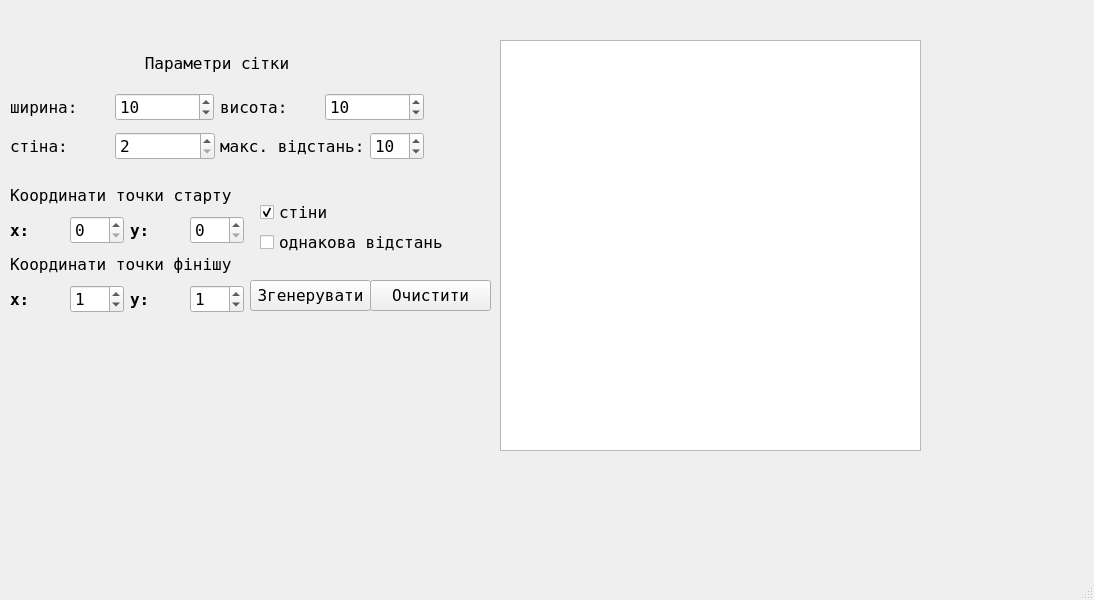
TheLagos/course_project, file mainwindow.ui: the form before one commit.
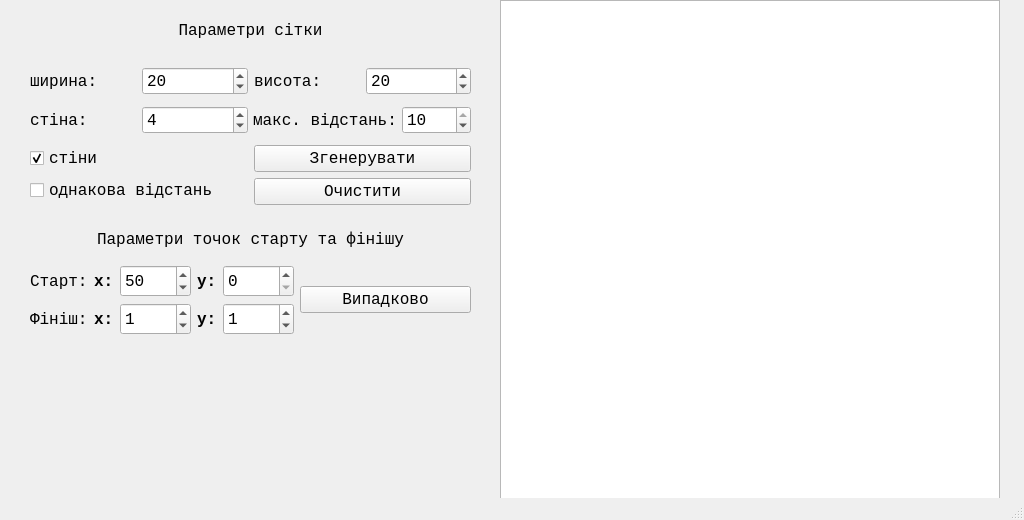
The form after the commit.

Patch:
```diff
--- a/mainwindow.ui
+++ b/mainwindow.ui
@@ -6,10 +6,22 @@
    <rect>
     <x>0</x>
     <y>0</y>
-    <width>1094</width>
-    <height>600</height>
+    <width>1024</width>
+    <height>520</height>
    </rect>
   </property>
+  <property name="minimumSize">
+   <size>
+    <width>1024</width>
+    <height>520</height>
+   </size>
+  </property>
+  <property name="maximumSize">
+   <size>
+    <width>1024</width>
+    <height>520</height>
+   </size>
+  </property>
   <property name="windowTitle">
    <string>MainWindow</string>
   </property>
@@ -18,263 +30,283 @@
     <property name="geometry">
      <rect>
       <x>500</x>
-      <y>40</y>
-      <width>421</width>
-      <height>411</height>
+      <y>0</y>
+      <width>500</width>
+      <height>500</height>
      </rect>
     </property>
    </widget>
-   <widget class="QCheckBox" name="walls">
+   <widget class="QWidget" name="layoutWidget">
     <property name="geometry">
      <rect>
-      <x>260</x>
-      <y>200</y>
-      <width>92</width>
-      <height>25</height>
+      <x>30</x>
+      <y>0</y>
+      <width>441</width>
+      <height>205</height>
      </rect>
     </property>
     <property name="font">
      <font>
-      <family>Fixedsys</family>
-      <pointsize>12</pointsize>
+      <family>Consolas</family>
      </font>
     </property>
-    <property name="text">
-     <string>стіни</string>
-    </property>
-    <property name="checked">
-     <bool>true</bool>
-    </property>
-   </widget>
-   <widget class="QCheckBox" name="same_distance">
-    <property name="geometry">
-     <rect>
-      <x>260</x>
-      <y>230</y>
-      <width>201</width>
-      <height>25</height>
-     </rect>
-    </property>
-    <property name="font">
-     <font>
-      <family>Fixedsys</family>
-      <pointsize>12</pointsize>
-     </font>
-    </property>
-    <property name="text">
-     <string>однакова відстань</string>
-    </property>
-    <property name="checked">
-     <bool>false</bool>
-    </property>
-   </widget>
-   <widget class="QPushButton" name="generate_button">
-    <property name="geometry">
-     <rect>
-      <x>250</x>
-      <y>280</y>
-      <width>121</width>
-      <height>31</height>
-     </rect>
-    </property>
-    <property name="font">
-     <font>
-      <family>Fixedsys</family>
-      <pointsize>12</pointsize>
-     </font>
-    </property>
-    <property name="text">
-     <string>Згенерувати</string>
-    </property>
-   </widget>
-   <widget class="QPushButton" name="clear_button">
-    <property name="geometry">
-     <rect>
-      <x>370</x>
-      <y>280</y>
-      <width>121</width>
-      <height>31</height>
-     </rect>
-    </property>
-    <property name="font">
-     <font>
-      <family>Fixedsys</family>
-      <pointsize>12</pointsize>
-     </font>
-    </property>
-    <property name="text">
-     <string>Очистити</string>
-    </property>
-   </widget>
-   <widget class="QWidget" name="">
-    <property name="geometry">
-     <rect>
-      <x>10</x>
-      <y>180</y>
-      <width>234</width>
-      <height>133</height>
-     </rect>
-    </property>
-    <layout class="QVBoxLayout" name="verticalLayout_7">
+    <layout class="QVBoxLayout" name="verticalLayout_2">
      <item>
-      <layout class="QVBoxLayout" name="verticalLayout">
+      <layout class="QVBoxLayout" name="verticalLayout_10">
        <item>
-        <widget class="QLabel" name="start_coords_label">
-         <property name="font">
-          <font>
-           <family>Fixedsys</family>
-           <pointsize>12</pointsize>
-           <italic>false</italic>
-           <bold>false</bold>
-          </font>
-         </property>
-         <property name="text">
-          <string>Координати точки старту</string>
-         </property>
-        </widget>
-       </item>
-       <item>
-        <layout class="QHBoxLayout" name="horizontalLayout_3">
+        <layout class="QVBoxLayout" name="verticalLayout_3">
          <item>
-          <layout class="QHBoxLayout" name="horizontalLayout_2">
+          <widget class="QLabel" name="grid_params_label">
+           <property name="font">
+            <font>
+             <family>Consolas</family>
+             <pointsize>12</pointsize>
+             <italic>false</italic>
+             <bold>false</bold>
+            </font>
+           </property>
+           <property name="text">
+            <string>Параметри сітки</string>
+           </property>
+           <property name="alignment">
+            <set>Qt::AlignmentFlag::AlignCenter</set>
+           </property>
+          </widget>
+         </item>
+         <item>
+          <layout class="QHBoxLayout" name="horizontalLayout_18">
            <item>
-            <widget class="QLabel" name="start_x_label">
-             <property name="font">
-              <font>
-               <family>Fixedsys</family>
-               <pointsize>12</pointsize>
-               <italic>false</italic>
-               <bold>true</bold>
-              </font>
-             </property>
-             <property name="text">
-              <string>x:</string>
-             </property>
-            </widget>
+            <layout class="QHBoxLayout" name="horizontalLayout_13">
+             <item>
+              <widget class="QLabel" name="grid_width_label">
+               <property name="font">
+                <font>
+                 <family>Consolas</family>
+                 <pointsize>12</pointsize>
+                 <italic>false</italic>
+                 <bold>false</bold>
+                </font>
+               </property>
+               <property name="text">
+                <string>ширина:</string>
+               </property>
+              </widget>
+             </item>
+             <item>
+              <widget class="QSpinBox" name="grid_width">
+               <property name="font">
+                <font>
+                 <family>Consolas</family>
+                 <pointsize>12</pointsize>
+                </font>
+               </property>
+               <property name="minimum">
+                <number>3</number>
+               </property>
+               <property name="maximum">
+                <number>50</number>
+               </property>
+               <property name="value">
+                <number>20</number>
+               </property>
+              </widget>
+             </item>
+            </layout>
            </item>
            <item>
-            <widget class="QSpinBox" name="start_x">
-             <property name="font">
-              <font>
-               <family>Fixedsys</family>
-               <pointsize>12</pointsize>
-              </font>
-             </property>
-            </widget>
+            <layout class="QHBoxLayout" name="horizontalLayout_14">
+             <item>
+              <widget class="QLabel" name="grid_height_label">
+               <property name="font">
+                <font>
+                 <family>Consolas</family>
+                 <pointsize>12</pointsize>
+                 <italic>false</italic>
+                 <bold>false</bold>
+                </font>
+               </property>
+               <property name="text">
+                <string>висота:</string>
+               </property>
+              </widget>
+             </item>
+             <item>
+              <widget class="QSpinBox" name="grid_height">
+               <property name="font">
+                <font>
+                 <family>Consolas</family>
+                 <pointsize>12</pointsize>
+                </font>
+               </property>
+               <property name="minimum">
+                <number>3</number>
+               </property>
+               <property name="maximum">
+                <number>50</number>
+               </property>
+               <property name="value">
+                <number>20</number>
+               </property>
+              </widget>
+             </item>
+            </layout>
            </item>
           </layout>
          </item>
          <item>
-          <layout class="QHBoxLayout" name="horizontalLayout">
+          <layout class="QHBoxLayout" name="horizontalLayout_17">
+           <property name="spacing">
+            <number>5</number>
+           </property>
+           <property name="topMargin">
+            <number>5</number>
+           </property>
+           <property name="bottomMargin">
+            <number>5</number>
+           </property>
            <item>
-            <widget class="QLabel" name="start_y_label">
-             <property name="font">
-              <font>
-               <family>Fixedsys</family>
-               <pointsize>12</pointsize>
-               <italic>false</italic>
-               <bold>true</bold>
-              </font>
-             </property>
-             <property name="text">
-              <string>y:</string>
-             </property>
-            </widget>
+            <layout class="QHBoxLayout" name="horizontalLayout_15">
+             <item>
+              <widget class="QLabel" name="wall_chance_label">
+               <property name="font">
+                <font>
+                 <family>Consolas</family>
+                 <pointsize>12</pointsize>
+                 <italic>false</italic>
+                 <bold>false</bold>
+                </font>
+               </property>
+               <property name="text">
+                <string>стіна:</string>
+               </property>
+              </widget>
+             </item>
+             <item>
+              <widget class="QSpinBox" name="wall_chance">
+               <property name="font">
+                <font>
+                 <family>Consolas</family>
+                 <pointsize>12</pointsize>
+                </font>
+               </property>
+               <property name="minimum">
+                <number>3</number>
+               </property>
+               <property name="maximum">
+                <number>10</number>
+               </property>
+               <property name="value">
+                <number>4</number>
+               </property>
+              </widget>
+             </item>
+            </layout>
            </item>
            <item>
-            <widget class="QSpinBox" name="start_y">
-             <property name="font">
-              <font>
-               <family>Fixedsys</family>
-               <pointsize>12</pointsize>
-              </font>
-             </property>
-            </widget>
+            <layout class="QHBoxLayout" name="horizontalLayout_16">
+             <item>
+              <widget class="QLabel" name="max_dist_label">
+               <property name="font">
+                <font>
+                 <family>Consolas</family>
+                 <pointsize>12</pointsize>
+                 <italic>false</italic>
+                 <bold>false</bold>
+                </font>
+               </property>
+               <property name="text">
+                <string>макс. відстань:</string>
+               </property>
+              </widget>
+             </item>
+             <item>
+              <widget class="QSpinBox" name="max_distance">
+               <property name="font">
+                <font>
+                 <family>Consolas</family>
+                 <pointsize>12</pointsize>
+                </font>
+               </property>
+               <property name="minimum">
+                <number>1</number>
+               </property>
+               <property name="maximum">
+                <number>10</number>
+               </property>
+               <property name="value">
+                <number>10</number>
+               </property>
+              </widget>
+             </item>
+            </layout>
            </item>
           </layout>
          </item>
         </layout>
        </item>
-      </layout>
-     </item>
-     <item>
-      <layout class="QVBoxLayout" name="verticalLayout_2">
        <item>
-        <widget class="QLabel" name="finish_coords_label">
-         <property name="font">
-          <font>
-           <family>Fixedsys</family>
-           <pointsize>12</pointsize>
-           <italic>false</italic>
-           <bold>false</bold>
-          </font>
-         </property>
-         <property name="text">
-          <string>Координати точки фінішу</string>
-         </property>
-        </widget>
-       </item>
-       <item>
-        <layout class="QHBoxLayout" name="horizontalLayout_4">
+        <layout class="QHBoxLayout" name="horizontalLayout_19">
          <item>
-          <layout class="QHBoxLayout" name="horizontalLayout_5">
+          <layout class="QVBoxLayout" name="verticalLayout_8">
            <item>
-            <widget class="QLabel" name="finish_x_label">
+            <widget class="QCheckBox" name="walls">
              <property name="font">
               <font>
-               <family>Fixedsys</family>
+               <family>Consolas</family>
                <pointsize>12</pointsize>
-               <italic>false</italic>
-               <bold>true</bold>
               </font>
              </property>
              <property name="text">
-              <string>x:</string>
+              <string>стіни</string>
+             </property>
+             <property name="checked">
+              <bool>true</bool>
              </property>
             </widget>
            </item>
            <item>
-            <widget class="QSpinBox" name="finish_x">
+            <widget class="QCheckBox" name="same_distance">
              <property name="font">
               <font>
-               <family>Fixedsys</family>
+               <family>Consolas</family>
                <pointsize>12</pointsize>
               </font>
              </property>
-             <property name="value">
-              <number>1</number>
+             <property name="text">
+              <string>однакова відстань</string>
+             </property>
+             <property name="checked">
+              <bool>false</bool>
              </property>
             </widget>
            </item>
           </layout>
          </item>
          <item>
-          <layout class="QHBoxLayout" name="horizontalLayout_6">
+          <layout class="QVBoxLayout" name="verticalLayout_9">
            <item>
-            <widget class="QLabel" name="finish_y_label">
+            <widget class="QPushButton" name="generate_button">
              <property name="font">
               <font>
-               <family>Fixedsys</family>
+               <family>Consolas</family>
                <pointsize>12</pointsize>
-               <italic>false</italic>
-               <bold>true</bold>
               </font>
              </property>
              <property name="text">
-              <string>y:</string>
+              <string>Згенерувати</string>
              </property>
             </widget>
            </item>
            <item>
-            <widget class="QSpinBox" name="finish_y">
+            <widget class="QPushButton" name="clear_button">
              <property name="font">
               <font>
-               <family>Fixedsys</family>
+               <family>Consolas</family>
                <pointsize>12</pointsize>
               </font>
              </property>
-             <property name="value">
-              <number>1</number>
+             <property name="text">
+              <string>Очистити</string>
              </property>
             </widget>
            </item>
@@ -286,28 +318,28 @@
      </item>
     </layout>
    </widget>
-   <widget class="QWidget" name="">
+   <widget class="QWidget" name="layoutWidget">
     <property name="geometry">
      <rect>
-      <x>10</x>
-      <y>40</y>
-      <width>414</width>
-      <height>125</height>
+      <x>30</x>
+      <y>220</y>
+      <width>441</width>
+      <height>115</height>
      </rect>
     </property>
-    <layout class="QVBoxLayout" name="verticalLayout_3">
+    <layout class="QVBoxLayout" name="verticalLayout_4">
      <item>
-      <widget class="QLabel" name="grid_params_label">
+      <widget class="QLabel" name="start_coords_label">
        <property name="font">
         <font>
-         <family>Fixedsys</family>
+         <family>Consolas</family>
          <pointsize>12</pointsize>
          <italic>false</italic>
          <bold>false</bold>
         </font>
        </property>
        <property name="text">
-        <string>Параметри сітки</string>
+        <string>Параметри точок старту та фінішу</string>
        </property>
        <property name="alignment">
         <set>Qt::AlignmentFlag::AlignCenter</set>
@@ -315,168 +347,234 @@
       </widget>
      </item>
      <item>
-      <layout class="QHBoxLayout" name="horizontalLayout_18">
+      <layout class="QHBoxLayout" name="horizontalLayout">
        <item>
-        <layout class="QHBoxLayout" name="horizontalLayout_13">
+        <layout class="QVBoxLayout" name="verticalLayout">
          <item>
-          <widget class="QLabel" name="grid_width_label">
-           <property name="font">
-            <font>
-             <family>Fixedsys</family>
-             <pointsize>12</pointsize>
-             <italic>false</italic>
-             <bold>false</bold>
-            </font>
-           </property>
-           <property name="text">
-            <string>ширина:</string>
-           </property>
-          </widget>
+          <layout class="QHBoxLayout" name="horizontalLayout_10">
+           <item>
+            <widget class="QLabel" name="finish_coords_label">
+             <property name="font">
+              <font>
+               <family>Consolas</family>
+               <pointsize>12</pointsize>
+               <italic>false</italic>
+               <bold>false</bold>
+              </font>
+             </property>
+             <property name="text">
+              <string>Старт:</string>
+             </property>
+            </widget>
+           </item>
+           <item>
+            <layout class="QHBoxLayout" name="horizontalLayout_8">
+             <item>
+              <widget class="QLabel" name="start_x_label">
+               <property name="font">
+                <font>
+                 <family>Consolas</family>
+                 <pointsize>12</pointsize>
+                 <italic>false</italic>
+                 <bold>true</bold>
+                </font>
+               </property>
+               <property name="text">
+                <string>x:</string>
+               </property>
+              </widget>
+             </item>
+             <item>
+              <widget class="QSpinBox" name="start_x">
+               <property name="minimumSize">
+                <size>
+                 <width>71</width>
+                 <height>32</height>
+                </size>
+               </property>
+               <property name="maximumSize">
+                <size>
+                 <width>71</width>
+                 <height>32</height>
+                </size>
+               </property>
+               <property name="font">
+                <font>
+                 <family>Consolas</family>
+                 <pointsize>12</pointsize>
+                </font>
+               </property>
+               <property name="value">
+                <number>50</number>
+               </property>
+              </widget>
+             </item>
+            </layout>
+           </item>
+           <item>
+            <layout class="QHBoxLayout" name="horizontalLayout_9">
+             <item>
+              <widget class="QLabel" name="start_y_label">
+               <property name="font">
+                <font>
+                 <family>Consolas</family>
+                 <pointsize>12</pointsize>
+                 <italic>false</italic>
+                 <bold>true</bold>
+                </font>
+               </property>
+               <property name="text">
+                <string>y:</string>
+               </property>
+              </widget>
+             </item>
+             <item>
+              <widget class="QSpinBox" name="start_y">
+               <property name="minimumSize">
+                <size>
+                 <width>71</width>
+                 <height>32</height>
+                </size>
+               </property>
+               <property name="maximumSize">
+                <size>
+                 <width>71</width>
+                 <height>32</height>
+                </size>
+               </property>
+               <property name="font">
+                <font>
+                 <family>Consolas</family>
+                 <pointsize>12</pointsize>
+                </font>
+               </property>
+              </widget>
+             </item>
+            </layout>
+           </item>
+          </layout>
          </item>
          <item>
-          <widget class="QSpinBox" name="grid_width">
-           <property name="font">
-            <font>
-             <family>Fixedsys</family>
-             <pointsize>12</pointsize>
-            </font>
-           </property>
-           <property name="minimum">
-            <number>1</number>
-           </property>
-           <property name="maximum">
-            <number>100</number>
-           </property>
-           <property name="value">
-            <number>10</number>
-           </property>
-          </widget>
+          <layout class="QHBoxLayout" name="horizontalLayout_22">
+           <item>
+            <widget class="QLabel" name="finish_coords_label_3">
+             <property name="font">
+              <font>
+               <family>Consolas</family>
+               <pointsize>12</pointsize>
+               <italic>false</italic>
+               <bold>false</bold>
+              </font>
+             </property>
+             <property name="text">
+              <string>Фініш:</string>
+             </property>
+            </widget>
+           </item>
+           <item>
+            <layout class="QHBoxLayout" name="horizontalLayout_11">
+             <item>
+              <widget class="QLabel" name="finish_x_label">
+               <property name="font">
+                <font>
+                 <family>Consolas</family>
+                 <pointsize>12</pointsize>
+                 <italic>false</italic>
+                 <bold>true</bold>
+                </font>
+               </property>
+               <property name="text">
+                <string>x:</string>
+               </property>
+              </widget>
+             </item>
+             <item>
+              <widget class="QSpinBox" name="finish_x">
+               <property name="minimumSize">
+                <size>
+                 <width>71</width>
+                 <height>32</height>
+                </size>
+               </property>
+               <property name="maximumSize">
+                <size>
+                 <width>71</width>
+                 <height>32</height>
+                </size>
+               </property>
+               <property name="font">
+                <font>
+                 <family>Consolas</family>
+                 <pointsize>12</pointsize>
+                </font>
+               </property>
+               <property name="value">
+                <number>1</number>
+               </property>
+              </widget>
+             </item>
+            </layout>
+           </item>
+           <item>
+            <layout class="QHBoxLayout" name="horizontalLayout_12">
+             <item>
+              <widget class="QLabel" name="finish_y_label">
+               <property name="font">
+                <font>
+                 <family>Consolas</family>
+                 <pointsize>12</pointsize>
+                 <italic>false</italic>
+                 <bold>true</bold>
+                </font>
+               </property>
+               <property name="text">
+                <string>y:</string>
+               </property>
+              </widget>
+             </item>
+             <item>
+              <widget class="QSpinBox" name="finish_y">
+               <property name="minimumSize">
+                <size>
+                 <width>71</width>
+                 <height>32</height>
+                </size>
+               </property>
+               <property name="maximumSize">
+                <size>
+                 <width>71</width>
+                 <height>32</height>
+                </size>
+               </property>
+               <property name="font">
+                <font>
+                 <family>Consolas</family>
+                 <pointsize>12</pointsize>
+                </font>
+               </property>
+               <property name="value">
+                <number>1</number>
+               </property>
+              </widget>
+             </item>
+            </layout>
+           </item>
+          </layout>
          </item>
         </layout>
        </item>
        <item>
-        <layout class="QHBoxLayout" name="horizontalLayout_14">
-         <item>
-          <widget class="QLabel" name="grid_height_label">
-           <property name="font">
-            <font>
-             <family>Fixedsys</family>
-             <pointsize>12</pointsize>
-             <italic>false</italic>
-             <bold>false</bold>
-            </font>
-           </property>
-           <property name="text">
-            <string>висота:</string>
-           </property>
-          </widget>
-         </item>
-         <item>
-          <widget class="QSpinBox" name="grid_height">
-           <property name="font">
-            <font>
-             <family>Fixedsys</family>
-             <pointsize>12</pointsize>
-            </font>
-           </property>
-           <property name="minimum">
-            <number>1</number>
-           </property>
-           <property name="maximum">
-            <number>100</number>
-           </property>
-           <property name="value">
-            <number>10</number>
-           </property>
-          </widget>
-         </item>
-        </layout>
-       </item>
-      </layout>
-     </item>
-     <item>
-      <layout class="QHBoxLayout" name="horizontalLayout_17">
-       <property name="spacing">
-        <number>5</number>
-       </property>
-       <property name="topMargin">
-        <number>5</number>
-       </property>
-       <property name="bottomMargin">
-        <number>5</number>
-       </property>
-       <item>
-        <layout class="QHBoxLayout" name="horizontalLayout_15">
-         <item>
-          <widget class="QLabel" name="wall_chance_label">
-           <property name="font">
-            <font>
-             <family>Fixedsys</family>
-             <pointsize>12</pointsize>
-             <italic>false</italic>
-             <bold>false</bold>
-            </font>
-           </property>
-           <property name="text">
-            <string>стіна:</string>
-           </property>
-          </widget>
-         </item>
-         <item>
-          <widget class="QSpinBox" name="wall_chance">
-           <property name="font">
-            <font>
-             <family>Fixedsys</family>
-             <pointsize>12</pointsize>
-            </font>
-           </property>
-           <property name="minimum">
-            <number>2</number>
-           </property>
-           <property name="maximum">
-            <number>5</number>
-           </property>
-          </widget>
-         </item>
-        </layout>
-       </item>
-       <item>
-        <layout class="QHBoxLayout" name="horizontalLayout_16">
-         <item>
-          <widget class="QLabel" name="max_dist_label">
-           <property name="font">
-            <font>
-             <family>Fixedsys</family>
-             <pointsize>12</pointsize>
-             <italic>false</italic>
-             <bold>false</bold>
-            </font>
-           </property>
-           <property name="text">
-            <string>макс. відстань:</string>
-           </property>
-          </widget>
-         </item>
-         <item>
-          <widget class="QSpinBox" name="max_distance">
-           <property name="font">
-            <font>
-             <family>Fixedsys</family>
-             <pointsize>12</pointsize>
-            </font>
-           </property>
-           <property name="minimum">
-            <number>1</number>
-           </property>
-           <property name="maximum">
-            <number>15</number>
-           </property>
-           <property name="value">
-            <number>10</number>
-           </property>
-          </widget>
-         </item>
-        </layout>
+        <widget class="QPushButton" name="random_button">
+         <property name="font">
+          <font>
+           <family>Consolas</family>
+           <pointsize>12</pointsize>
+          </font>
+         </property>
+         <property name="text">
+          <string>Випадково</string>
+         </property>
+        </widget>
        </item>
       </layout>
      </item>
```
Left out of the diff: 2 changed lines with no effect on the pictures.
